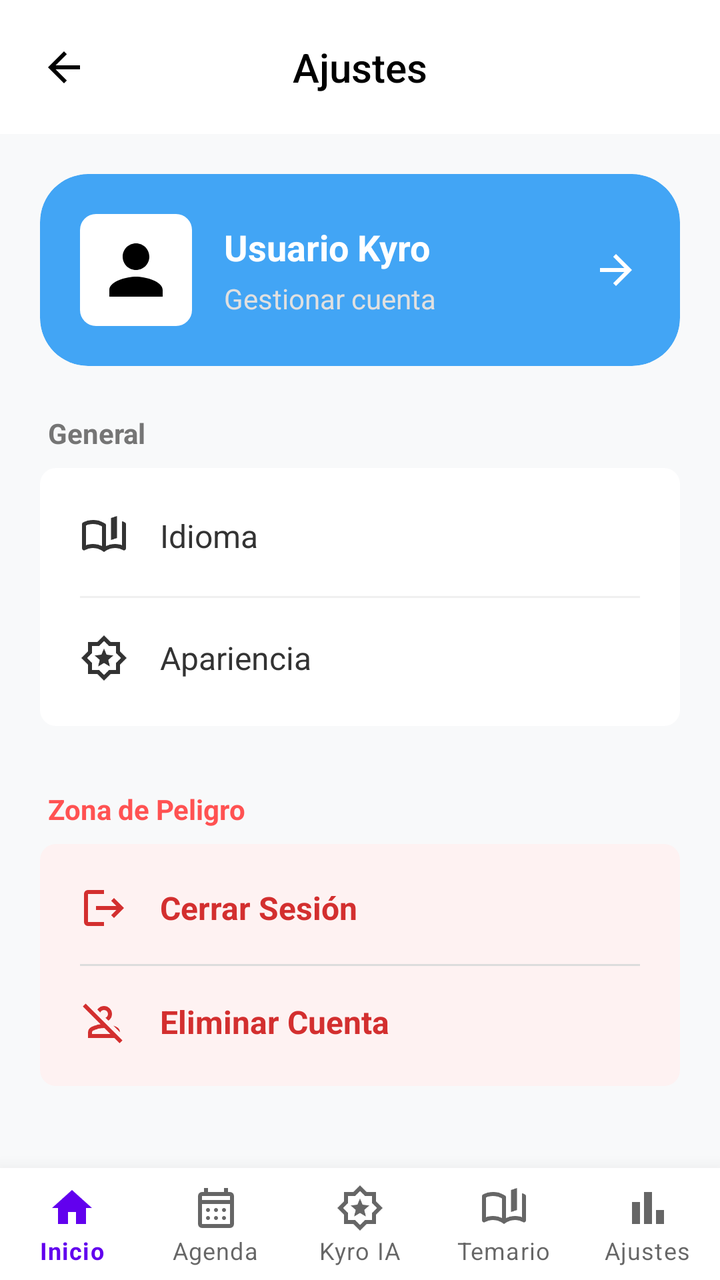
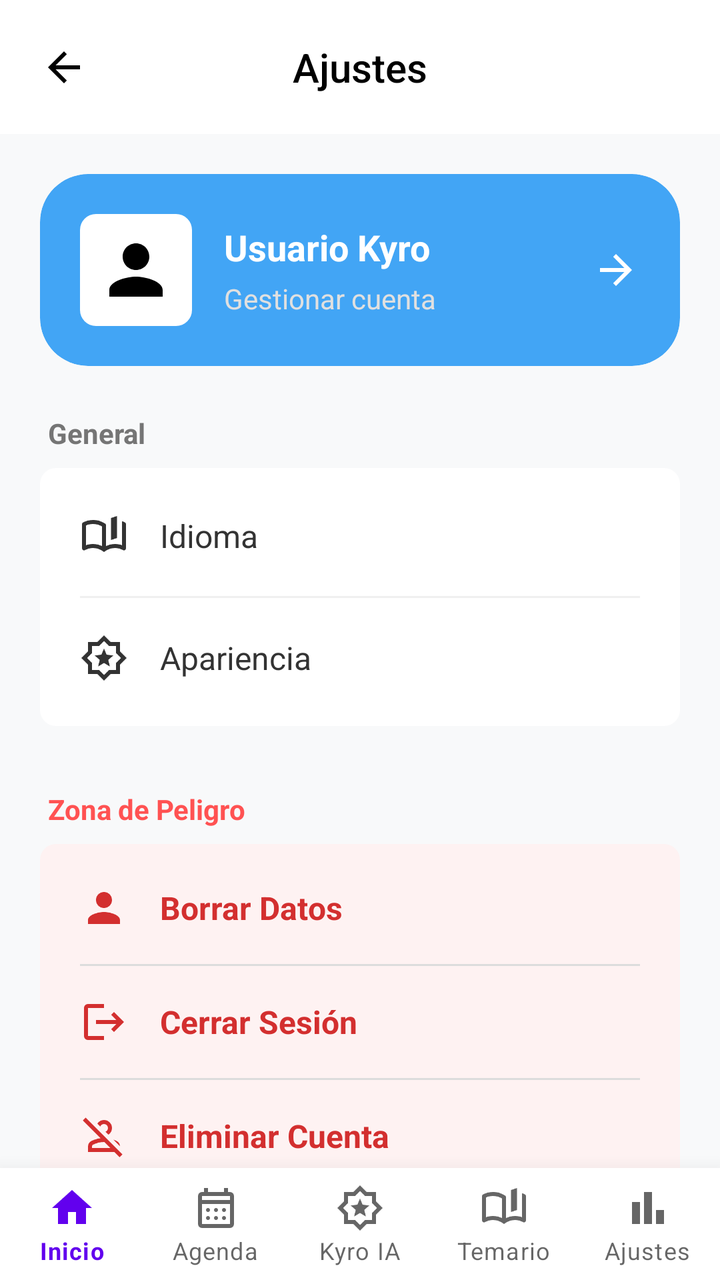

Before-and-after screenshots of an Android layout around one commit, followed by the original layout XML and the change that was made.
<!-- AndroidManifest.xml: activity theme Theme.MaterialComponents.Light.NoActionBar -->
<!-- res/layout/activity_ajustes.xml -->
<?xml version="1.0" encoding="utf-8"?>
<androidx.constraintlayout.widget.ConstraintLayout
    xmlns:android="http://schemas.android.com/apk/res/android"
    xmlns:app="http://schemas.android.com/apk/res-auto"
    xmlns:tools="http://schemas.android.com/tools"
    android:layout_width="match_parent"
    android:layout_height="match_parent"
    android:background="#F8F9FA"> <androidx.constraintlayout.widget.ConstraintLayout
    android:id="@+id/headerContainer"
    android:layout_width="match_parent"
    android:layout_height="wrap_content"
    android:padding="20dp"
    android:background="#FFFFFF"
    app:layout_constraintTop_toTopOf="parent">

    <ImageView
        android:id="@+id/btnAtras"
        android:layout_width="24dp"
        android:layout_height="24dp"
        android:src="@drawable/ic_back_arrow"
        app:tint="#000000"
        app:layout_constraintStart_toStartOf="parent"
        app:layout_constraintTop_toTopOf="parent"
        app:layout_constraintBottom_toBottomOf="parent"/>

    <TextView
        android:id="@+id/tvTituloAjustes"
        android:layout_width="wrap_content"
        android:layout_height="wrap_content"
        android:text="Ajustes"
        android:textColor="#000000"
        android:textSize="20sp"
        android:fontFamily="sans-serif-medium"
        app:layout_constraintStart_toStartOf="parent"
        app:layout_constraintEnd_toEndOf="parent"
        app:layout_constraintTop_toTopOf="parent"
        app:layout_constraintBottom_toBottomOf="parent"/>

</androidx.constraintlayout.widget.ConstraintLayout>

    <ScrollView
        android:layout_width="match_parent"
        android:layout_height="0dp"
        android:fillViewport="true"
        android:scrollbars="none"
        android:paddingHorizontal="20dp"
        app:layout_constraintTop_toBottomOf="@id/headerContainer"
        app:layout_constraintBottom_toTopOf="@id/bottomNavigation">

        <LinearLayout
            android:layout_width="match_parent"
            android:layout_height="wrap_content"
            android:orientation="vertical"
            android:paddingTop="20dp"
            android:paddingBottom="40dp">

            <com.google.android.material.card.MaterialCardView
                android:id="@+id/cardCuenta"
                android:layout_width="match_parent"
                android:layout_height="wrap_content"
                app:cardCornerRadius="24dp"
                app:cardElevation="0dp"
                app:strokeWidth="0dp"
                app:cardBackgroundColor="@color/b400"
                android:layout_marginBottom="24dp">

                <LinearLayout
                    android:layout_width="match_parent"
                    android:layout_height="wrap_content"
                    android:gravity="center_vertical"
                    android:orientation="horizontal"
                    android:padding="20dp">

                    <ImageView
                        android:layout_width="56dp"
                        android:layout_height="56dp"
                        android:background="@drawable/bg_blanco_redondeado"
                        android:padding="8dp"
                        android:src="@drawable/ic_person"
                        app:tint="#000000" />

                    <LinearLayout
                        android:layout_width="0dp"
                        android:layout_weight="1"
                        android:paddingStart="16dp"
                        android:layout_height="wrap_content"
                        android:orientation="vertical">

                        <TextView
                            android:layout_width="wrap_content"
                            android:layout_height="wrap_content"
                            android:text="Usuario Kyro"
                            android:textColor="#FFFFFF"
                            android:textSize="18sp"
                            android:textStyle="bold" />

                        <TextView
                            android:layout_width="wrap_content"
                            android:layout_height="wrap_content"
                            android:layout_marginTop="4dp"
                            android:text="Gestionar cuenta"
                            android:textColor="#E0E0E0"
                            android:textSize="14sp" />
                    </LinearLayout>

                    <ImageView
                        android:layout_width="24dp"
                        android:layout_height="24dp"
                        android:src="@drawable/ic_arrow_forward"
                        app:tint="#FFFFFF"/>
                </LinearLayout>
            </com.google.android.material.card.MaterialCardView>

            <TextView
                android:layout_width="wrap_content"
                android:layout_height="wrap_content"
                android:text="General"
                android:textColor="#757575"
                android:textSize="14sp"
                android:textStyle="bold"
                android:layout_marginBottom="8dp"
                android:layout_marginStart="4dp"/>

            <LinearLayout
                android:layout_width="match_parent"
                android:layout_height="wrap_content"
                android:orientation="vertical"
                android:background="@drawable/bg_blanco_redondeado"
                android:padding="4dp">

                <com.google.android.material.button.MaterialButton
                    android:id="@+id/btnIdioma"
                    style="@style/Widget.Material3.Button.TextButton"
                    android:layout_width="match_parent"
                    android:layout_height="60dp"
                    android:text="Idioma"
                    android:textColor="#333333"
                    android:textSize="16sp"
                    android:textAlignment="viewStart"
                    app:icon="@drawable/ic_book"
                    app:iconTint="#333333"
                    app:iconSize="24dp"
                    app:iconGravity="textStart"
                    app:iconPadding="16dp"
                    android:paddingStart="16dp"/>

                <View
                    android:layout_width="match_parent"
                    android:layout_height="1dp"
                    android:background="#F0F0F0"
                    android:layout_marginHorizontal="16dp"/>

                <com.google.android.material.button.MaterialButton
                    android:id="@+id/btnTema"
                    style="@style/Widget.Material3.Button.TextButton"
                    android:layout_width="match_parent"
                    android:layout_height="60dp"
                    android:text="Apariencia"
                    android:textColor="#333333"
                    android:textSize="16sp"
                    android:textAlignment="viewStart"
                    app:icon="@drawable/ic_star"
                    app:iconTint="#333333"
                    app:iconSize="24dp"
                    app:iconGravity="textStart"
                    app:iconPadding="16dp"
                    android:paddingStart="16dp"/>
            </LinearLayout>

            <Space android:layout_width="match_parent" android:layout_height="32dp" />

            <TextView
                android:layout_width="wrap_content"
                android:layout_height="wrap_content"
                android:text="Zona de Peligro"
                android:textColor="#FF5252"
                android:textSize="14sp"
                android:textStyle="bold"
                android:layout_marginBottom="8dp"
                android:layout_marginStart="4dp"/>

            <LinearLayout
                android:layout_width="match_parent"
                android:layout_height="wrap_content"
                android:orientation="vertical"
                android:background="@drawable/bg_blanco_redondeado"
                android:backgroundTint="#FEF2F2"
                android:padding="4dp">

                <com.google.android.material.button.MaterialButton
                    android:id="@+id/btnCerrarSesion"
                    style="@style/Widget.Material3.Button.TextButton"
                    android:layout_width="match_parent"
                    android:layout_height="56dp"
                    android:text="Cerrar Sesión"
                    android:textColor="#D32F2F"
                    android:textSize="16sp"
                    android:textStyle="bold"
                    android:textAlignment="viewStart"
                    app:icon="@drawable/ic_logout"
                    app:iconTint="#D32F2F"
                    app:iconGravity="textStart"
                    app:iconPadding="16dp"
                    android:paddingStart="16dp"/>

                <View
                    android:layout_width="match_parent"
                    android:layout_height="1dp"
                    android:background="#FADCDCDC"
                    android:layout_marginHorizontal="16dp"/>

                <com.google.android.material.button.MaterialButton
                    android:id="@+id/btnEliminarCuenta"
                    style="@style/Widget.Material3.Button.TextButton"
                    android:layout_width="match_parent"
                    android:layout_height="56dp"
                    android:text="Eliminar Cuenta"
                    android:textColor="#D32F2F"
                    android:textSize="16sp"
                    android:textStyle="bold"
                    android:textAlignment="viewStart"
                    app:icon="@drawable/ic_delete"
                    app:iconTint="#D32F2F"
                    app:iconGravity="textStart"
                    app:iconPadding="16dp"
                    android:paddingStart="16dp"/>

            </LinearLayout>

        </LinearLayout>
    </ScrollView>

    <com.google.android.material.bottomnavigation.BottomNavigationView
        android:id="@+id/bottomNavigation"
        android:layout_width="0dp"
        android:layout_height="wrap_content"
        android:background="@android:color/white"
        app:elevation="16dp"
        app:labelVisibilityMode="labeled"
        app:menu="@menu/bottom_nav_menu"
        app:layout_constraintBottom_toBottomOf="parent"
        app:layout_constraintStart_toStartOf="parent"
        app:layout_constraintEnd_toEndOf="parent"/>

</androidx.constraintlayout.widget.ConstraintLayout>
<!-- resources referenced by this layout -->
<resources>
  <color name="b400">#42A5F5</color>
  <!-- drawable bg_blanco_redondeado (drawable) -->
  <?xml version="1.0" encoding="utf-8"?>
  <shape xmlns:android="http://schemas.android.com/apk/res/android">
      <solid android:color="#FFFFFF"/>
      <corners android:radius="8dp"/>
  </shape>
  <!-- drawable ic_arrow_forward (drawable) -->
  <?xml version="1.0" encoding="utf-8"?>
  <vector xmlns:android="http://schemas.android.com/apk/res/android"
      android:width="24dp"
      android:height="24dp"
      android:viewportWidth="24"
      android:viewportHeight="24"
      android:tint="?attr/colorControlNormal">
      <path
          android:fillColor="@android:color/white"
          android:pathData="M12,4l-1.41,1.41L16.17,11H4v2h12.17l-5.58,5.59L12,20l8,-8z"/>
  </vector>
  <!-- drawable ic_back_arrow (drawable) -->
  <vector xmlns:android="http://schemas.android.com/apk/res/android" android:autoMirrored="true" android:height="24dp" android:tint="#000000" android:viewportHeight="24" android:viewportWidth="24" android:width="24dp">
        
      <path android:fillColor="@android:color/white" android:pathData="M20,11H7.83l5.59,-5.59L12,4l-8,8 8,8 1.41,-1.41L7.83,13H20v-2z"/>
      
  </vector>
  <!-- drawable ic_logout (drawable) -->
  <vector xmlns:android="http://schemas.android.com/apk/res/android"
      android:width="24dp"
      android:height="24dp"
      android:viewportWidth="24.0"
      android:viewportHeight="24.0">
      <path
          android:fillColor="#FF5252"
          android:pathData="M17,7l-1.41,1.41L18.17,11H8v2h10.17l-2.58,2.58L17,17l5,-5zM4,5h8V3H4c-1.1,0 -2,0.9 -2,2v14c0,1.1 0.9,2 2,2h8v-2H4V5z" />
  </vector>
  <!-- drawable ic_person (drawable) -->
  <vector xmlns:android="http://schemas.android.com/apk/res/android" android:height="24dp" android:tint="#000000" android:viewportHeight="24" android:viewportWidth="24" android:width="24dp">
  
      <path android:fillColor="@android:color/white" android:pathData="M12,12c2.21,0 4,-1.79 4,-4s-1.79,-4 -4,-4 -4,1.79 -4,4 1.79,4 4,4zM12,14c-2.67,0 -8,1.34 -8,4v2h16v-2c0,-2.66 -5.33,-4 -8,-4z"/>
  
  </vector>
  <!-- drawable ic_star (drawable) -->
  <vector xmlns:android="http://schemas.android.com/apk/res/android"
      android:width="24dp"
      android:height="24dp"
      android:tint="#000000"
      android:viewportWidth="960"
      android:viewportHeight="960">
  
      <path
          android:fillColor="@android:color/white"
          android:pathData="M363,650L480,579L597,650L566,517L670,427L533,416L480,290L427,416L290,427L394,517L363,650ZM480,932L346,800L160,800L160,614L28,480L160,346L160,160L346,160L480,28L614,160L800,160L800,346L932,480L800,614L800,800L614,800L480,932ZM480,820L580,720L720,720L720,580L820,480L720,380L720,240L580,240L480,140L380,240L240,240L240,380L140,480L240,580L240,720L380,720L480,820ZM480,480Q480,480 480,480Q480,480 480,480Q480,480 480,480Q480,480 480,480Q480,480 480,480Q480,480 480,480Q480,480 480,480Q480,480 480,480Z" />
  
  </vector>
  <!-- unchanged entries left out for length: 2 -->
</resources>

<!-- the commit's change to res/layout/activity_ajustes.xml (unified diff, before → after) -->
@@ -188,6 +188,28 @@
                 android:padding="4dp">
 
                 <com.google.android.material.button.MaterialButton
+                    android:id="@+id/btnBorrarDatos"
+                    style="@style/Widget.Material3.Button.TextButton"
+                    android:layout_width="match_parent"
+                    android:layout_height="56dp"
+                    android:text="Borrar Datos"
+                    android:textColor="#D32F2F"
+                    android:textSize="16sp"
+                    android:textStyle="bold"
+                    android:textAlignment="viewStart"
+                    app:icon="@drawable/ic_person"
+                    app:iconTint="#D32F2F"
+                    app:iconGravity="textStart"
+                    app:iconPadding="16dp"
+                    android:paddingStart="16dp"/>
+
+                <View
+                    android:layout_width="match_parent"
+                    android:layout_height="1dp"
+                    android:background="#FADCDCDC"
+                    android:layout_marginHorizontal="16dp"/>
+
+                <com.google.android.material.button.MaterialButton
                     android:id="@+id/btnCerrarSesion"
                     style="@style/Widget.Material3.Button.TextButton"
                     android:layout_width="match_parent"
